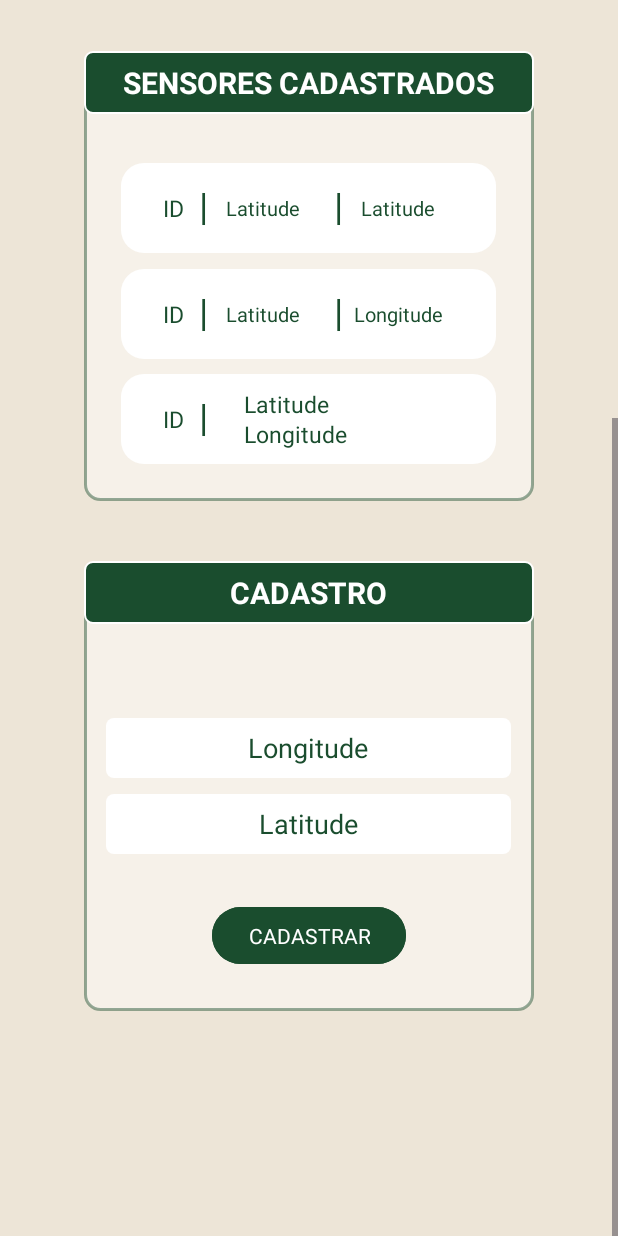
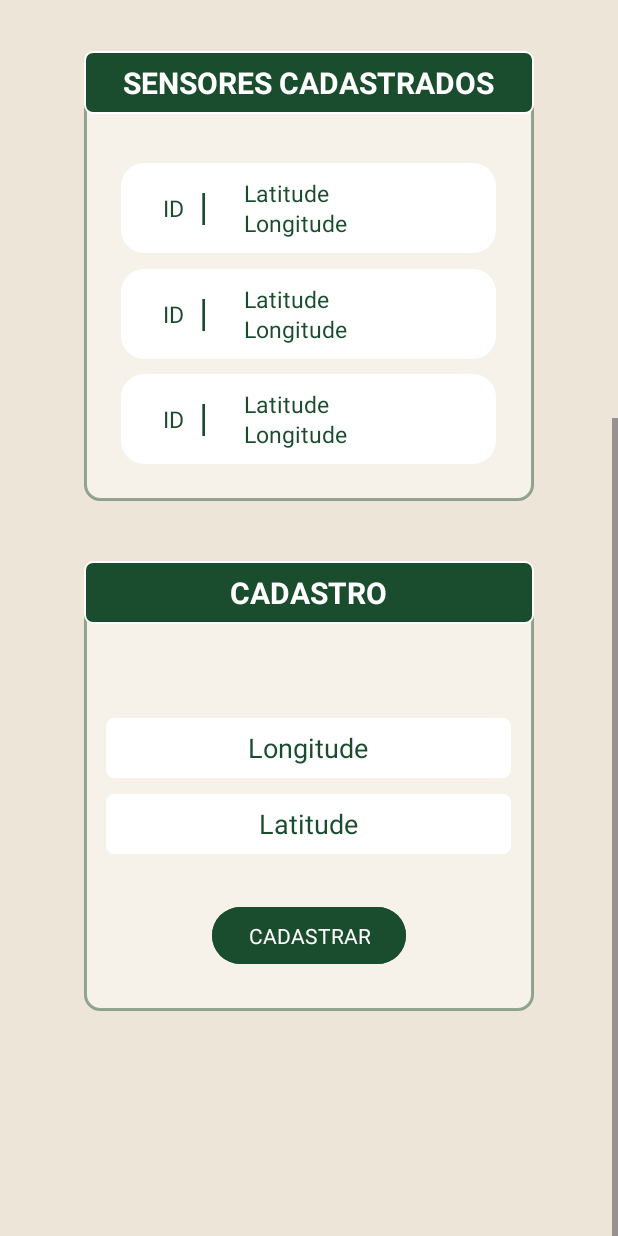
Before and after one commit to kauanrodrigues14/ProjetoJuquery, an Android app: the layout fragment_sensor.xml on its own in the app's theme, with its tools: preview values and no code run, scrolled down 421 dp, on a phone screen of 412 x 824 dp. Run offline under Robolectric (Android 15) with nearby library versions, the phone set to English and light mode, and no system bars; plain views replace MapView; Roboto replaces fonts that are not available here.

Commit message:
Mapa starter/Sensor page 90%

```diff
--- a/app/src/main/res/layout/fragment_sensor.xml
+++ b/app/src/main/res/layout/fragment_sensor.xml
@@ -85,31 +85,24 @@
 
                 <TextView
                     android:id="@+id/txtLatitude"
-                android:layout_width="wrap_content"
-                android:layout_height="wrap_content"
-                android:text="Latitude"
-                android:layout_marginLeft="-30dp"
-                android:textColor="@color/primaryColor"
-                android:textSize="13dp"
-                android:layout_gravity="center"/>
+                    android:layout_width="160dp"
+                    android:layout_height="wrap_content"
+                    android:text="Latitude"
+                    android:layout_marginLeft="37dp"
+                    android:textColor="@color/primaryColor"
+                    android:layout_marginBottom="10dp"
+                    android:textSize="15dp"
+                    android:layout_gravity="center"/>
 
                 <TextView
-                    android:layout_width="wrap_content"
+                    android:id="@+id/txtLongitude"
+                    android:layout_width="160dp"
                     android:layout_height="wrap_content"
-                    android:text="|"
-                    android:layout_marginLeft="20dp"
-                    android:layout_marginBottom="2dp"
+                    android:text="Longitude"
+                    android:layout_marginLeft="37dp"
+                    android:layout_marginBottom="-10dp"
                     android:textColor="@color/primaryColor"
-                    android:layout_gravity="center"
-                    android:textSize="25dp"/>
-                <TextView
-                    android:id="@+id/txtLongitude"
-                    android:layout_width="wrap_content"
-                    android:layout_height="wrap_content"
-                    android:text="Latitude"
-                    android:layout_marginLeft="60dp"
-                    android:textColor="@color/primaryColor"
-                    android:textSize="13dp"
+                    android:textSize="15dp"
                     android:layout_gravity="center"/>
             </FrameLayout>
             <FrameLayout
@@ -140,31 +133,24 @@
 
                 <TextView
                     android:id="@+id/txtLatitude1"
-                    android:layout_width="wrap_content"
+                    android:layout_width="160dp"
                     android:layout_height="wrap_content"
                     android:text="Latitude"
-                    android:layout_marginLeft="-30dp"
+                    android:layout_marginLeft="37dp"
                     android:textColor="@color/primaryColor"
-                    android:textSize="13dp"
+                    android:layout_marginBottom="10dp"
+                    android:textSize="15dp"
                     android:layout_gravity="center"/>
 
                 <TextView
-                    android:layout_width="wrap_content"
-                    android:layout_height="wrap_content"
-                    android:text="|"
-                    android:layout_marginLeft="20dp"
-                    android:layout_marginBottom="2dp"
-                    android:textColor="@color/primaryColor"
-                    android:layout_gravity="center"
-                    android:textSize="25dp"/>
-                <TextView
                     android:id="@+id/txtLongitude1"
-                    android:layout_width="wrap_content"
+                    android:layout_width="160dp"
                     android:layout_height="wrap_content"
                     android:text="Longitude"
-                    android:layout_marginLeft="60dp"
+                    android:layout_marginLeft="37dp"
+                    android:layout_marginBottom="-10dp"
                     android:textColor="@color/primaryColor"
-                    android:textSize="13dp"
+                    android:textSize="15dp"
                     android:layout_gravity="center"/>
 
 
```
